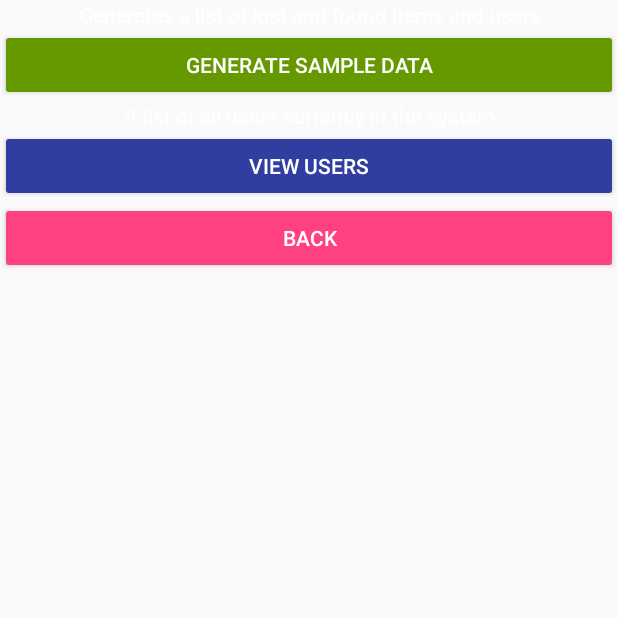
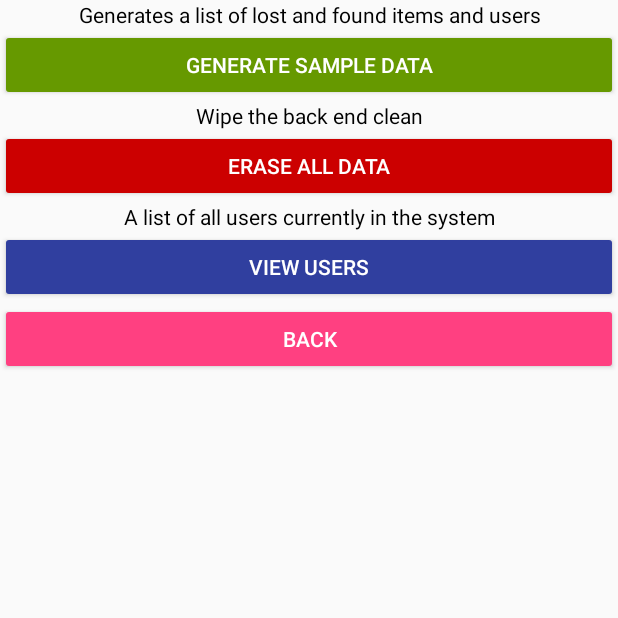
Before and after one commit to frAGILE-development/2340, an Android app: the Admin screen opened directly, with no data from a screen before it, on a phone screen of 412 x 824 dp, the top half of it. Run offline under Robolectric (Android 15) with nearby library versions, the phone set to English and light mode, and no system bars.

Commit message:
Added a button that erases all data in admin screen

```diff
--- a/app/src/main/java/com/example/ananya/findr/Controllers/Admin.java
+++ b/app/src/main/java/com/example/ananya/findr/Controllers/Admin.java
@@ -46,7 +46,7 @@ public class Admin extends AppCompatActivity {
         Button generate = (Button) findViewById(R.id.generate);
         Button back = (Button) findViewById(R.id.back);
         Button viewUsers = (Button) findViewById(R.id.viewUsers);
-
+        Button delete = (Button) findViewById(R.id.button_delete);
 
         generate.setOnClickListener(new View.OnClickListener() {
             @Override
@@ -99,6 +99,15 @@ public class Admin extends AppCompatActivity {
             }
         });
 
+        delete.setOnClickListener(new View.OnClickListener() {
+            @Override
+            public void onClick(View view) {
+                Model model = new Model().getInstance();
+                model.nuclearMeltdown();
+                Toast.makeText(Admin.this, "Data erased", Toast.LENGTH_SHORT).show();
+            }
+        });
+
         viewUsers.setOnClickListener(new View.OnClickListener() {
             @Override
             public void onClick(View view) {
--- a/app/src/main/res/layout/activity_admin.xml
+++ b/app/src/main/res/layout/activity_admin.xml
@@ -8,7 +8,8 @@
         android:layout_width="match_parent"
         android:layout_height="wrap_content"
         android:text="Generates a list of lost and found items and users"
-        android:textAlignment="center" />
+        android:textAlignment="center"
+        android:textColor="@android:color/black" />
 
     <Button
         android:id="@+id/generate"
@@ -20,11 +21,29 @@
         android:textAlignment="center" />
 
     <TextView
+        android:id="@+id/textView13"
+        android:layout_width="match_parent"
+        android:layout_height="wrap_content"
+        android:text="Wipe the back end clean"
+        android:textAlignment="center"
+        android:textColor="@android:color/background_dark" />
+
+    <Button
+        android:id="@+id/button_delete"
+        style="@style/Widget.AppCompat.Button.Colored"
+        android:layout_width="match_parent"
+        android:layout_height="wrap_content"
+        android:backgroundTint="@android:color/holo_red_dark"
+        android:text="Erase all data"
+        android:textAlignment="center" />
+
+    <TextView
         android:id="@+id/textView"
         android:layout_width="match_parent"
         android:layout_height="wrap_content"
         android:text="A list of all users currently in the system"
-        android:textAlignment="center" />
+        android:textAlignment="center"
+        android:textColor="@android:color/background_dark" />
 
     <Button
         android:id="@+id/viewUsers"
```
Also changed, not shown: app/src/main/java/Model/Model.java (+15 -0 lines), app/src/main/java/Model/Persistence/ManagementFacade.java (+13 -13 lines).
